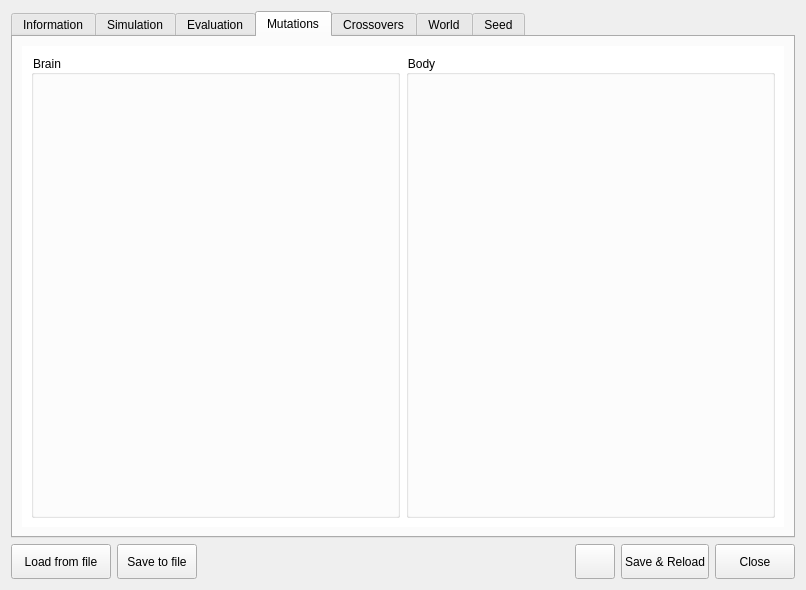
GeneCraft/GeneCraft-Project, file src/genelab/core/ui/widgets/experiments/experimentspropertiescontroller.ui: the form before one commit.
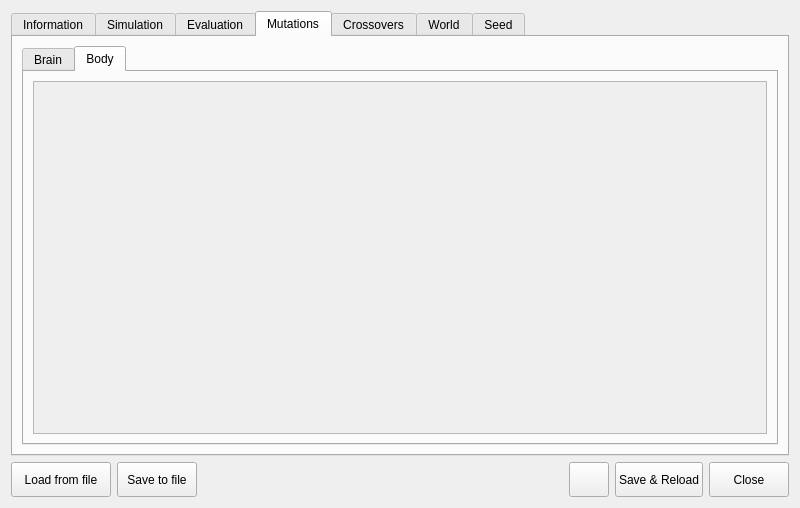
The form after the commit. The open tabs and pages were chosen to show the change. Icons and pictures are not drawn.

```diff
--- a/src/genelab/core/ui/widgets/experiments/experimentspropertiescontroller.ui
+++ b/src/genelab/core/ui/widgets/experiments/experimentspropertiescontroller.ui
@@ -6,8 +6,8 @@
    <rect>
     <x>0</x>
     <y>0</y>
-    <width>806</width>
-    <height>590</height>
+    <width>800</width>
+    <height>500</height>
    </rect>
   </property>
   <property name="windowTitle">
@@ -111,7 +111,7 @@
    <item row="0" column="0" colspan="6">
     <widget class="QTabWidget" name="tabWidget">
      <property name="currentIndex">
-      <number>1</number>
+      <number>3</number>
      </property>
      <widget class="QWidget" name="tab_6">
       <attribute name="icon">
@@ -207,27 +207,6 @@
       </attribute>
       <layout class="QGridLayout" name="gridLayout_3">
        <item row="0" column="0" colspan="2">
-        <widget class="QLabel" name="label_2">
-         <property name="font">
-          <font>
-           <pointsize>12</pointsize>
-           <weight>50</weight>
-           <italic>false</italic>
-           <bold>false</bold>
-          </font>
-         </property>
-         <property name="text">
-          <string>A simulation respresents the period in which the entity will be evaluated. How the experiment will be realized (number of generations, etc.) are defined in the parameters of the &quot;GeneCraft Worker&quot; program.</string>
-         </property>
-         <property name="wordWrap">
-          <bool>true</bool>
-         </property>
-         <property name="margin">
-          <number>10</number>
-         </property>
-        </widget>
-       </item>
-       <item row="1" column="0" colspan="2">
         <widget class="QGroupBox" name="groupBox_6">
          <property name="title">
           <string>Before starting</string>
@@ -279,7 +258,7 @@
          </layout>
         </widget>
        </item>
-       <item row="2" column="0">
+       <item row="1" column="0">
         <widget class="QGroupBox" name="groupBox_7">
          <property name="title">
           <string>End of a simulation</string>
@@ -350,7 +329,7 @@
          </layout>
         </widget>
        </item>
-       <item row="4" column="0">
+       <item row="3" column="0">
         <widget class="QGroupBox" name="groupBox_8">
          <property name="title">
           <string>Dying of entity</string>
@@ -388,7 +367,7 @@
          </layout>
         </widget>
        </item>
-       <item row="2" column="1" rowspan="3">
+       <item row="1" column="1" rowspan="3">
         <widget class="QTreeWidget" name="twAvailableStatsInSim">
          <property name="maximumSize">
           <size>
@@ -640,14 +619,34 @@
       <attribute name="title">
        <string>Mutations</string>
       </attribute>
-      <layout class="QGridLayout" name="gridLayout_6">
-       <item row="0" column="0">
+      <layout class="QVBoxLayout" name="verticalLayout_3">
+       <item>
+        <widget class="QTabWidget" name="tabWidget_2">
+         <property name="currentIndex">
+          <number>0</number>
+         </property>
+         <property name="usesScrollButtons">
+          <bool>true</bool>
+         </property>
+         <property name="tabsClosable">
+          <bool>false</bool>
+         </property>
+         <widget class="QWidget" name="tab_5">
+          <attribute name="icon">
+           <iconset resource="../../../ressources/ressources.qrc">
+            <normaloff>:/img/icons/brain</normaloff>:/img/icons/brain</iconset>
+          </attribute>
+          <attribute name="title">
+           <string>Brain</string>
+          </attribute>
+          <layout class="QVBoxLayout" name="verticalLayout_5">
+           <item>
         <widget class="QScrollArea" name="scrollArea">
-         <property name="styleSheet">
-          <string notr="true">background-color: rgb(255, 255, 255);</string>
-         </property>
-         <property name="frameShape">
-          <enum>QFrame::NoFrame</enum>
+             <property name="sizePolicy">
+              <sizepolicy hsizetype="Expanding" vsizetype="Minimum">
+               <horstretch>0</horstretch>
+               <verstretch>0</verstretch>
+              </sizepolicy>
          </property>
          <property name="widgetResizable">
           <bool>true</bool>
@@ -657,24 +656,15 @@
            <rect>
             <x>0</x>
             <y>0</y>
-            <width>736</width>
-            <height>472</height>
-           </rect>
-          </property>
-          <layout class="QHBoxLayout" name="horizontalLayout">
+                <width>732</width>
+                <height>345</height>
+               </rect>
+              </property>
+              <layout class="QVBoxLayout" name="verticalLayout_4">
            <item>
-            <widget class="QGroupBox" name="groupBox_4">
-             <property name="title">
-              <string>Brain</string>
-             </property>
-             <property name="checkable">
-              <bool>false</bool>
-             </property>
-             <layout class="QGridLayout" name="gridLayout_8">
-              <item row="0" column="0">
                <layout class="QVBoxLayout" name="vlBrainMutations"/>
               </item>
-              <item row="1" column="0">
+               <item>
                <spacer name="verticalSpacer_3">
                 <property name="orientation">
                  <enum>Qt::Vertical</enum>
@@ -689,20 +679,38 @@
               </item>
              </layout>
             </widget>
+            </widget>
            </item>
-           <item>
-            <widget class="QGroupBox" name="groupBox_3">
-             <property name="title">
+          </layout>
+         </widget>
+         <widget class="QWidget" name="tab_9">
+          <attribute name="icon">
+           <iconset resource="../../../ressources/ressources.qrc">
+            <normaloff>:/img/icons/entity</normaloff>:/img/icons/entity</iconset>
+          </attribute>
+          <attribute name="title">
               <string>Body</string>
+          </attribute>
+          <layout class="QVBoxLayout" name="verticalLayout_2">
+           <item>
+            <widget class="QScrollArea" name="scrollArea_2">
+             <property name="widgetResizable">
+              <bool>true</bool>
              </property>
-             <property name="checkable">
-              <bool>false</bool>
-             </property>
-             <layout class="QGridLayout" name="gridLayout_7">
-              <item row="0" column="0">
+             <widget class="QWidget" name="scrollAreaWidgetContents_3">
+              <property name="geometry">
+               <rect>
+                <x>0</x>
+                <y>0</y>
+                <width>732</width>
+                <height>345</height>
+               </rect>
+              </property>
+              <layout class="QVBoxLayout" name="verticalLayout">
+               <item>
                <layout class="QVBoxLayout" name="vlBodyMutations"/>
               </item>
-              <item row="1" column="0">
+               <item>
                <spacer name="verticalSpacer_4">
                 <property name="orientation">
                  <enum>Qt::Vertical</enum>
@@ -710,12 +718,13 @@
                 <property name="sizeHint" stdset="0">
                  <size>
                   <width>20</width>
-                  <height>40</height>
+                   <height>339</height>
                  </size>
                 </property>
                </spacer>
               </item>
              </layout>
+             </widget>
             </widget>
            </item>
           </layout>
```
Lines whose indentation alone changed are shown as unchanged.
